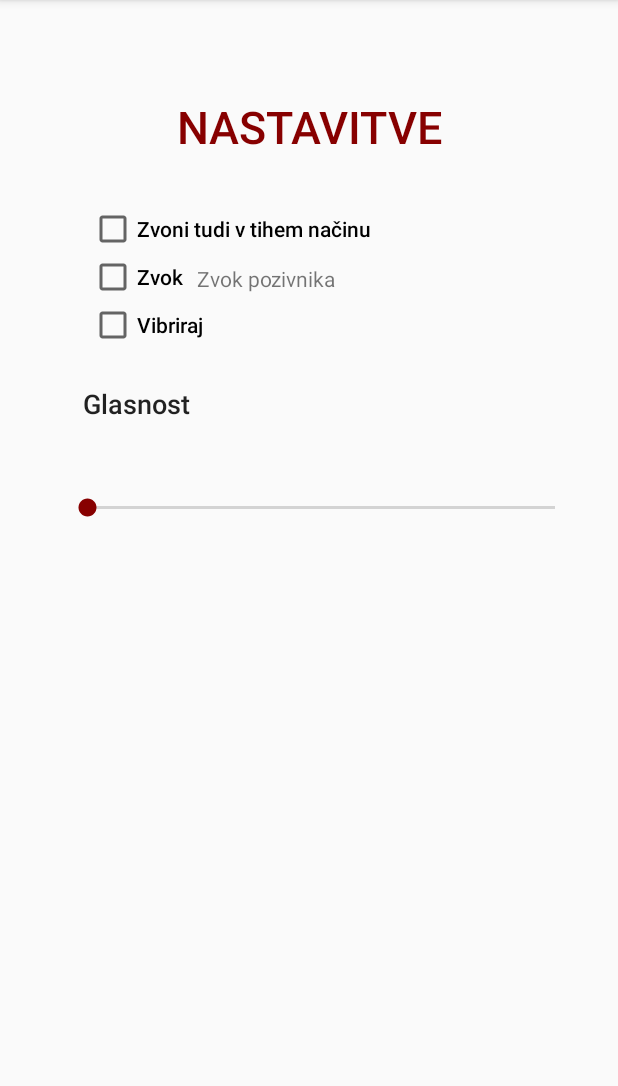
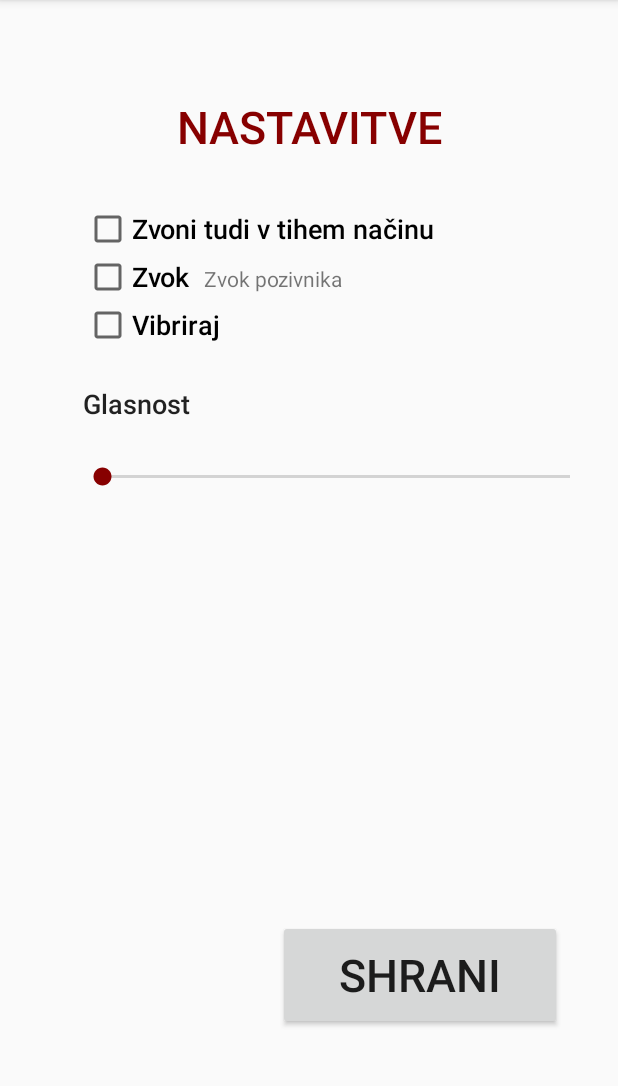
Before and after one commit to Simon442/FireSMS, an Android app: the SettingsActivity screen opened directly, with no data from a screen before it, on a phone screen of 412 x 824 dp, the part 84-1170 px from its top. Run offline under Robolectric (Android 15) with nearby library versions, the phone set to English and light mode, and no system bars.

Commit message:
- Dodan UI v nastavitvah - Dodani zvoki pozivnikov - Dodan AlertDialog ko se klikne "Zvok" v nastavitvah - Dodan gumb "Shrani"

```diff
--- a/app/src/main/res/layout/activity_settings.xml
+++ b/app/src/main/res/layout/activity_settings.xml
@@ -23,10 +23,11 @@
         android:id="@+id/checkBoxSilentMode"
         android:layout_width="wrap_content"
         android:layout_height="wrap_content"
-        android:layout_marginStart="59dp"
+        android:layout_marginStart="56dp"
         android:layout_marginTop="32dp"
         android:text="@string/zvoni_tudi_v_tihem_na_inu"
         android:textAppearance="@style/TextAppearance.AppCompat.Body2"
+        android:textSize="18sp"
         app:layout_constraintStart_toStartOf="parent"
         app:layout_constraintTop_toBottomOf="@+id/settingsText" />
 
@@ -34,9 +35,10 @@
         android:id="@+id/checkBoxSound"
         android:layout_width="wrap_content"
         android:layout_height="wrap_content"
-        android:layout_marginStart="59dp"
+        android:layout_marginStart="56dp"
         android:text="@string/zvok"
         android:textAppearance="@style/TextAppearance.AppCompat.Body2"
+        android:textSize="18sp"
         app:layout_constraintStart_toStartOf="parent"
         app:layout_constraintTop_toBottomOf="@+id/checkBoxSilentMode" />
 
@@ -44,9 +46,10 @@
         android:id="@+id/checkBoxVibration"
         android:layout_width="wrap_content"
         android:layout_height="wrap_content"
-        android:layout_marginStart="59dp"
+        android:layout_marginStart="56dp"
         android:text="@string/vibriraj"
         android:textAppearance="@style/TextAppearance.AppCompat.Body2"
+        android:textSize="18sp"
         app:layout_constraintStart_toStartOf="parent"
         app:layout_constraintTop_toBottomOf="@+id/checkBoxSound" />
 
@@ -54,10 +57,10 @@
         android:id="@+id/seekBarVolume"
         android:layout_width="344dp"
         android:layout_height="34dp"
-        android:layout_marginStart="42dp"
-        android:layout_marginBottom="412dp"
-        app:layout_constraintBottom_toBottomOf="parent"
-        app:layout_constraintStart_toStartOf="parent" />
+        android:layout_marginTop="20dp"
+        android:layout_marginEnd="16dp"
+        app:layout_constraintEnd_toEndOf="parent"
+        app:layout_constraintTop_toBottomOf="@+id/textView" />
 
     <TextView
         android:id="@+id/textView"
@@ -66,13 +69,16 @@
         android:layout_marginStart="55dp"
         android:layout_marginTop="24dp"
         android:layout_marginEnd="300dp"
+        android:layout_marginBottom="4dp"
         android:text="@string/glasnost"
         android:textAppearance="@style/TextAppearance.AppCompat.Body2"
         android:textSize="18sp"
+        app:layout_constraintBottom_toTopOf="@+id/seekBarVolume"
         app:layout_constraintEnd_toEndOf="parent"
         app:layout_constraintHorizontal_bias="0.0"
         app:layout_constraintStart_toStartOf="parent"
-        app:layout_constraintTop_toBottomOf="@+id/checkBoxVibration" />
+        app:layout_constraintTop_toBottomOf="@+id/checkBoxVibration"
+        app:layout_constraintVertical_bias="0.63" />
 
     <TextView
         android:id="@+id/textViewPagerSound"
@@ -83,4 +89,17 @@
         android:text="@string/zvok_pozivnika"
         app:layout_constraintStart_toEndOf="@+id/checkBoxSound"
         app:layout_constraintTop_toBottomOf="@+id/checkBoxSilentMode" />
+
+    <Button
+        android:id="@+id/saveSettingsBtn"
+        android:layout_width="189dp"
+        android:layout_height="73dp"
+        android:layout_marginStart="185dp"
+        android:layout_marginEnd="37dp"
+        android:layout_marginBottom="81dp"
+        android:text="@string/shrani"
+        android:textSize="30sp"
+        app:layout_constraintBottom_toBottomOf="parent"
+        app:layout_constraintEnd_toEndOf="parent"
+        app:layout_constraintStart_toStartOf="parent" />
 </androidx.constraintlayout.widget.ConstraintLayout>
--- a/app/src/main/res/values/strings.xml
+++ b/app/src/main/res/values/strings.xml
@@ -13,6 +13,7 @@
     <string name="vibriraj">Vibriraj</string>
     <string name="glasnost">Glasnost</string>
     <string name="zvok_pozivnika">Zvok pozivnika</string>
+    <string name="shrani">SHRANI</string>
     <string-array name="select_sound">
         <item>Pozivnik_1</item>
         <item>Pozivnik_2</item>
```
Also changed, not shown: app/src/main/res/layout/activity_add_pager.xml (+10 -5 lines), app/src/main/res/layout/activity_main.xml (+22 -34 lines).
